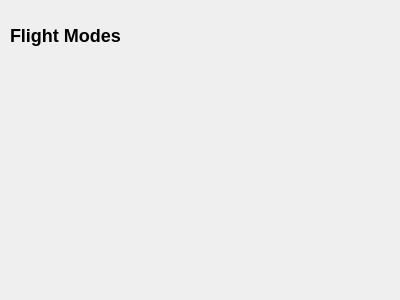
This is src/ui/configuration/FlightModeConfig.ui in mavlink/qgroundcontrol as Qt 5 draws it before an edit. The edited form follows.
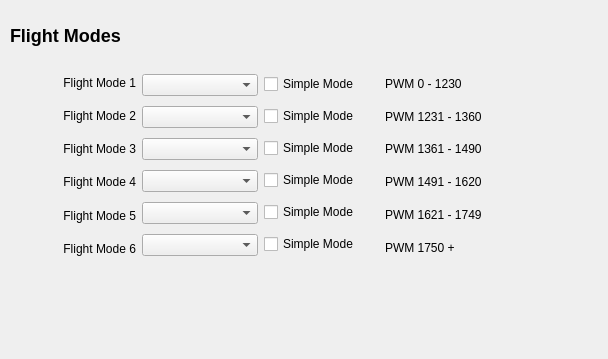
This is the edited form.

Commit message: Initial implementation of Flight Mode Config screen

The edit to the form file:
```diff
--- a/src/ui/configuration/FlightModeConfig.ui
+++ b/src/ui/configuration/FlightModeConfig.ui
@@ -6,8 +6,8 @@
    <rect>
     <x>0</x>
     <y>0</y>
-    <width>400</width>
-    <height>300</height>
+    <width>608</width>
+    <height>359</height>
    </rect>
   </property>
   <property name="windowTitle">
@@ -29,6 +29,212 @@
     <bool>false</bool>
    </property>
   </widget>
+  <widget class="QWidget" name="horizontalLayoutWidget">
+   <property name="geometry">
+    <rect>
+     <x>20</x>
+     <y>70</y>
+     <width>481</width>
+     <height>191</height>
+    </rect>
+   </property>
+   <layout class="QHBoxLayout" name="horizontalLayout">
+    <item>
+     <layout class="QVBoxLayout" name="verticalLayout">
+      <property name="spacing">
+       <number>8</number>
+      </property>
+      <property name="topMargin">
+       <number>0</number>
+      </property>
+      <item>
+       <widget class="QLabel" name="label_11">
+        <property name="text">
+         <string>Flight Mode 1</string>
+        </property>
+        <property name="alignment">
+         <set>Qt::AlignRight|Qt::AlignTrailing|Qt::AlignVCenter</set>
+        </property>
+       </widget>
+      </item>
+      <item>
+       <widget class="QLabel" name="label_5">
+        <property name="text">
+         <string>Flight Mode 2</string>
+        </property>
+        <property name="alignment">
+         <set>Qt::AlignRight|Qt::AlignTrailing|Qt::AlignVCenter</set>
+        </property>
+       </widget>
+      </item>
+      <item>
+       <widget class="QLabel" name="label_9">
+        <property name="text">
+         <string>Flight Mode 3</string>
+        </property>
+        <property name="alignment">
+         <set>Qt::AlignRight|Qt::AlignTrailing|Qt::AlignVCenter</set>
+        </property>
+       </widget>
+      </item>
+      <item>
+       <widget class="QLabel" name="label_2">
+        <property name="text">
+         <string>Flight Mode 4</string>
+        </property>
+        <property name="alignment">
+         <set>Qt::AlignRight|Qt::AlignTrailing|Qt::AlignVCenter</set>
+        </property>
+       </widget>
+      </item>
+      <item>
+       <widget class="QLabel" name="label_7">
+        <property name="text">
+         <string>Flight Mode 5</string>
+        </property>
+        <property name="alignment">
+         <set>Qt::AlignRight|Qt::AlignTrailing|Qt::AlignVCenter</set>
+        </property>
+       </widget>
+      </item>
+      <item>
+       <widget class="QLabel" name="label_13">
+        <property name="text">
+         <string>Flight Mode 6</string>
+        </property>
+        <property name="alignment">
+         <set>Qt::AlignRight|Qt::AlignTrailing|Qt::AlignVCenter</set>
+        </property>
+       </widget>
+      </item>
+     </layout>
+    </item>
+    <item>
+     <layout class="QVBoxLayout" name="verticalLayout_4">
+      <item>
+       <widget class="QComboBox" name="mode1ComboBox">
+        <property name="frame">
+         <bool>true</bool>
+        </property>
+       </widget>
+      </item>
+      <item>
+       <widget class="QComboBox" name="mode2ComboBox"/>
+      </item>
+      <item>
+       <widget class="QComboBox" name="mode3ComboBox"/>
+      </item>
+      <item>
+       <widget class="QComboBox" name="mode4ComboBox"/>
+      </item>
+      <item>
+       <widget class="QComboBox" name="mode5ComboBox"/>
+      </item>
+      <item>
+       <widget class="QComboBox" name="mode6ComboBox"/>
+      </item>
+     </layout>
+    </item>
+    <item>
+     <layout class="QVBoxLayout" name="verticalLayout_3">
+      <property name="spacing">
+       <number>8</number>
+      </property>
+      <property name="topMargin">
+       <number>0</number>
+      </property>
+      <item>
+       <widget class="QCheckBox" name="mode1SimpleCheckBox">
+        <property name="text">
+         <string>Simple Mode</string>
+        </property>
+       </widget>
+      </item>
+      <item>
+       <widget class="QCheckBox" name="mode2SimpleCheckBox">
+        <property name="text">
+         <string>Simple Mode</string>
+        </property>
+       </widget>
+      </item>
+      <item>
+       <widget class="QCheckBox" name="mode3SimpleCheckBox">
+        <property name="text">
+         <string>Simple Mode</string>
+        </property>
+       </widget>
+      </item>
+      <item>
+       <widget class="QCheckBox" name="mode4SimpleCheckBox">
+        <property name="text">
+         <string>Simple Mode</string>
+        </property>
+       </widget>
+      </item>
+      <item>
+       <widget class="QCheckBox" name="mode5SimpleCheckBox">
+        <property name="text">
+         <string>Simple Mode</string>
+        </property>
+       </widget>
+      </item>
+      <item>
+       <widget class="QCheckBox" name="mode6SimpleCheckBox">
+        <property name="text">
+         <string>Simple Mode</string>
+        </property>
+       </widget>
+      </item>
+     </layout>
+    </item>
+    <item>
+     <layout class="QVBoxLayout" name="verticalLayout_2">
+      <item>
+       <widget class="QLabel" name="label_6">
+        <property name="text">
+         <string>PWM 0 - 1230</string>
+        </property>
+       </widget>
+      </item>
+      <item>
+       <widget class="QLabel" name="label_4">
+        <property name="text">
+         <string>PWM 1231 - 1360</string>
+        </property>
+       </widget>
+      </item>
+      <item>
+       <widget class="QLabel" name="label_3">
+        <property name="text">
+         <string>PWM 1361 - 1490</string>
+        </property>
+       </widget>
+      </item>
+      <item>
+       <widget class="QLabel" name="label_10">
+        <property name="text">
+         <string>PWM 1491 - 1620</string>
+        </property>
+       </widget>
+      </item>
+      <item>
+       <widget class="QLabel" name="label_8">
+        <property name="text">
+         <string>PWM 1621 - 1749</string>
+        </property>
+       </widget>
+      </item>
+      <item>
+       <widget class="QLabel" name="label_12">
+        <property name="text">
+         <string>PWM 1750 +</string>
+        </property>
+       </widget>
+      </item>
+     </layout>
+    </item>
+   </layout>
+  </widget>
  </widget>
  <resources/>
  <connections/>
```
The commit also changes 2 other files.
